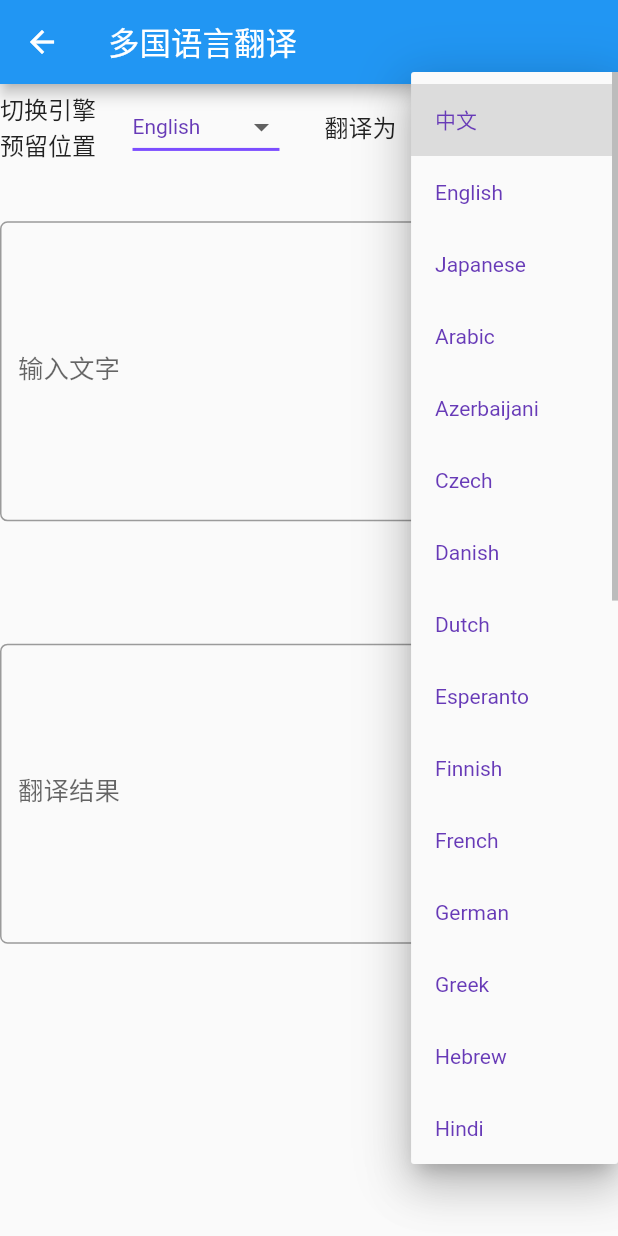
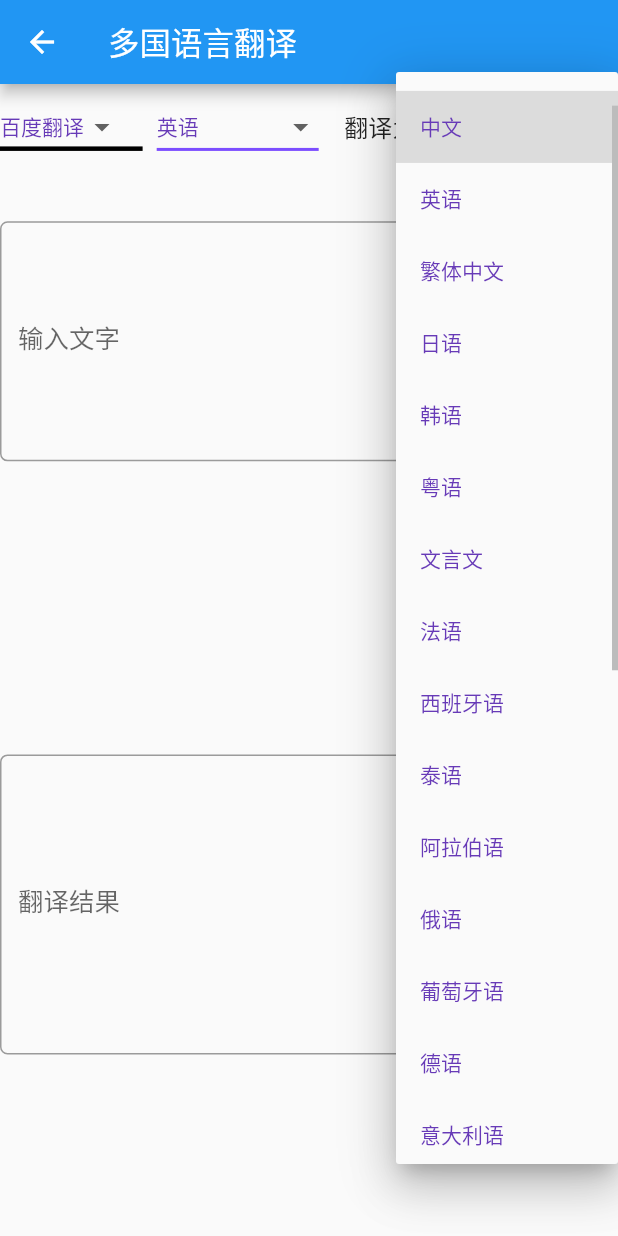
Before and after one commit to Sanotsu/freader, a Flutter app: the MultilingualTranslationScreen screen opened directly, after a tap on "中文", on a phone screen of 412 x 824 dp. Run offline on Flutter 3.47's test engine with Material 2 defaults, Android fonts, the phone set to English and light mode, and no system bars; our stand-ins replace cached_network_image, connectivity_plus, convert, date_format, device_info_plus, dio and 11 more; missing offline and left inert: markdown_widget, syncfusion_flutter_pdfviewer; accounts and stored records are empty; network calls fail.

Commit message:
feat:多语言翻译新增百度翻译API版本。

```diff
--- a/lib/common/personal/constants.dart
+++ b/lib/common/personal/constants.dart
@@ -1,4 +1,7 @@
 class GlobalConstants {
   static String pexelsAuthorization =
       "563492ad6f917000010000014ea60eda20074aa98a17fdc4e162ad15";
+
+  static String baiduFanyiApiAppId = "20220708001267549";
+  static String baiduFanyiApiSecretKey = "JXwJEoYMwNEmFUidryW0";
 }
--- a/lib/views/tools_view/multilingual_translation_screen.dart
+++ b/lib/views/tools_view/multilingual_translation_screen.dart
@@ -46,48 +46,13 @@ class CustomerForm extends StatefulWidget {
 }
 
 class _CustomerFormState extends State<CustomerForm> {
-  // 翻译结果文本框控制器
-  final targetTextController = TextEditingController();
-  // 源文本输入框控制器
-  final sourceTextController = TextEditingController();
-  String translationResultText = "";
+  // 翻译引擎列表
+  var translationEngineList = ["百度翻译", "自由翻译"];
 
-  LangItem sourceLang = LangItem(langValue: "en", langlabel: "English");
-  LangItem targetLang = LangItem(langValue: "zh", langlabel: "中文");
-
-  @override
-  void initState() {
-    super.initState();
-    // Start listening to changes.
-    targetTextController.addListener(_printLatestValue);
-  }
-
-  @override
-  void dispose() {
-    // Clean up the controller when the widget is removed from the widget tree.
-    // This also removes the _printLatestValue listener.
-    targetTextController.dispose();
-    super.dispose();
-  }
-
-  getTranslationResult() async {
-    var transRst = await fetchLibreTranslateResult(
-        sourceTextController.text, sourceLang.langValue, targetLang.langValue);
-    setState(() {
-      translationResultText = transRst["translatedText"];
-      targetTextController.text = transRst["translatedText"];
-    });
-  }
-
-  void _printLatestValue() {
-    print('Second text field: ${targetTextController.text}');
-  }
-
-  @override
-  Widget build(BuildContext context) {
-    List<LangItem> langLabels = [
+  // LibreTranslate常见语种列表
+  List<LangItem> libreTranslateLangLabels = [
     LangItem(langValue: "zh", langlabel: "中文"),
-      LangItem(langValue: "en", langlabel: "English"),
+    LangItem(langValue: "en", langlabel: "英语"),
     LangItem(langValue: "ja", langlabel: "Japanese"),
     LangItem(langValue: "ar", langlabel: "Arabic"),
     LangItem(langValue: "az", langlabel: "Azerbaijani"),
@@ -119,21 +84,140 @@ class _CustomerFormState extends State<CustomerForm> {
     LangItem(langValue: "auto", langlabel: "自动检测"),
   ];
 
+  // 百度翻译常见语种列表
+  List<LangItem> baiduFanyiLangLabels = [
+    LangItem(langValue: "auto", langlabel: "自动检测"),
+    LangItem(langValue: "zh", langlabel: "中文"),
+    LangItem(langValue: "en", langlabel: "英语"),
+    LangItem(langValue: "cht", langlabel: "繁体中文"),
+    LangItem(langValue: "jp", langlabel: "日语"),
+    LangItem(langValue: "kor", langlabel: "韩语"),
+    LangItem(langValue: "yue", langlabel: "粤语"),
+    LangItem(langValue: "wyw", langlabel: "文言文"),
+    LangItem(langValue: "fra", langlabel: "法语"),
+    LangItem(langValue: "spa", langlabel: "西班牙语"),
+    LangItem(langValue: "th", langlabel: "泰语"),
+    LangItem(langValue: "ara", langlabel: "阿拉伯语"),
+    LangItem(langValue: "ru", langlabel: "俄语"),
+    LangItem(langValue: "pt", langlabel: "葡萄牙语"),
+    LangItem(langValue: "de", langlabel: "德语"),
+    LangItem(langValue: "it", langlabel: "意大利语"),
+    LangItem(langValue: "el", langlabel: "希腊语"),
+    LangItem(langValue: "nl", langlabel: "荷兰语"),
+    LangItem(langValue: "pl", langlabel: "波兰语"),
+    LangItem(langValue: "bul", langlabel: "保加利亚语"),
+    LangItem(langValue: "est", langlabel: "爱沙尼亚语"),
+    LangItem(langValue: "dan", langlabel: "丹麦语"),
+    LangItem(langValue: "fin", langlabel: "芬兰语"),
+    LangItem(langValue: "cs", langlabel: "捷克语"),
+    LangItem(langValue: "rom", langlabel: "罗马尼亚语"),
+    LangItem(langValue: "ru", langlabel: "斯洛文尼亚语"),
+    LangItem(langValue: "swe", langlabel: "瑞典语"),
+    LangItem(langValue: "hu", langlabel: "匈牙利语"),
+    LangItem(langValue: "vie", langlabel: "越南语")
+  ];
+
+  // 翻译结果文本框控制器（没这个还不知道怎么给TextField赋值？）
+  final targetTextController = TextEditingController();
+  // 源文本输入框控制器
+  final sourceTextController = TextEditingController();
+
+  // 翻译搜索引擎
+  String translationEngine = "百度翻译";
+
+  // 根据使用的引擎不同，语言缩写不同。此外显示对应列表
+  List<LangItem> langLabels = [];
+
+  // 选择的源语种和目标语种
+  LangItem sourceLang = LangItem(langValue: "en", langlabel: "英语");
+  LangItem targetLang = LangItem(langValue: "zh", langlabel: "中文");
+
+  @override
+  void initState() {
+    super.initState();
+
+    // 默认使用百度翻译引擎
+    langLabels = baiduFanyiLangLabels;
+  }
+
+  @override
+  void dispose() {
+    targetTextController.dispose();
+    super.dispose();
+  }
+
+  /// 根据选择的翻译引擎获取查询结果
+  getTranslationResult() async {
+    if (translationEngine == "自由翻译") {
+      var transRst = await fetchLibreTranslateResult(sourceTextController.text,
+          sourceLang.langValue, targetLang.langValue);
+      setState(() {
+        targetTextController.text = transRst["translatedText"];
+      });
+    } else if (translationEngine == "百度翻译") {
+      var transRst = await fetchBaiduTranslateResult(sourceTextController.text,
+          sourceLang.langValue, targetLang.langValue);
+      setState(() {
+        targetTextController.text = transRst.trans_result[0].dst;
+      });
+    }
+  }
+
+  /// 切换翻译引擎后，要重置显示引擎、语种代号、名称 .
+  /// 又因为语种列表变化了，所以查询结果得清空，重新查询。
+  /// 切换选中的语种为默认
+  translationEngineChange() {
+    setState(() {
+      if (translationEngine == "百度翻译") {
+        langLabels = baiduFanyiLangLabels;
+      } else if (translationEngine == "自由翻译") {
+        langLabels = libreTranslateLangLabels;
+      }
+
+      sourceLang = LangItem(langValue: "en", langlabel: "英语");
+      targetLang = LangItem(langValue: "zh", langlabel: "中文");
+
+      targetTextController.text = "";
+      sourceTextController.text = "";
+    });
+  }
+
+  @override
+  Widget build(BuildContext context) {
     return Column(
       children: [
         SizedBox(
           height: 50.sp,
           child: Row(
             children: <Widget>[
+              // 翻译引擎选择
               Expanded(
-                flex: 1,
-                child: Text(
-                  "切换引擎预留位置",
-                  style: TextStyle(fontSize: sizeHeadline3),
+                flex: 3,
+                child: DropdownButton<String>(
+                  value: translationEngine,
+                  elevation: 16,
+                  style: const TextStyle(color: Colors.deepPurple),
+                  underline: Container(
+                    height: 3,
+                    color: Colors.black,
+                  ),
+                  onChanged: (String? newValue) {
+                    setState(() {
+                      translationEngine = newValue!;
+                      translationEngineChange();
+                    });
+                  },
+                  items: translationEngineList
+                      .map<DropdownMenuItem<String>>((String value) {
+                    return DropdownMenuItem<String>(
+                      value: value,
+                      child: Text(value),
+                    );
+                  }).toList(),
                 ),
               ),
               Expanded(
-                flex: 2,
+                flex: 4,
                 // source语言下拉框（这个后续可以封装一下）
                 child: Center(
                   child: DropdownButton<String>(
@@ -172,7 +256,7 @@ class _CustomerFormState extends State<CustomerForm> {
                 ),
               ),
               Expanded(
-                flex: 1,
+                flex: 2,
                 child: SizedBox(
                   height: 48.sp,
                   child: Center(
@@ -184,7 +268,7 @@ class _CustomerFormState extends State<CustomerForm> {
                 ),
               ),
               Expanded(
-                flex: 2,
+                flex: 4,
                 child: Center(
                   child: DropdownButton<String>(
                     // 下拉框中显示的值
@@ -254,7 +338,8 @@ class _CustomerFormState extends State<CustomerForm> {
               ]),
         ),
         // 输入框占屏幕1/3
-        SizedBox(
+        Expanded(
+          child: SizedBox(
             height: 0.3.sh,
             child: TextField(
               // 文本框边框样式
@@ -274,7 +359,8 @@ class _CustomerFormState extends State<CustomerForm> {
                   borderRadius: BorderRadius.circular(5.0.sp),
                 ),
               ),
-            maxLines: 8,
+              minLines: 6,
+              maxLines: 6,
               controller: sourceTextController,
               onChanged: (text) {
                 print('First text field: $text');
@@ -284,11 +370,11 @@ class _CustomerFormState extends State<CustomerForm> {
                 } else {
                   // 如果清空了输入，翻译结果的内容也清空
                   setState(() {
-                  translationResultText = "";
                     targetTextController.text = "";
                   });
                 }
               },
+            ),
           ),
         ),
         // 间隔高度(预留文字转语音)
@@ -320,7 +406,6 @@ class _CustomerFormState extends State<CustomerForm> {
                 ),
               ]),
         ),
-
         Expanded(
           child: SizedBox(
             height: 0.3.sh,
--- a/pubspec.yaml
+++ b/pubspec.yaml
@@ -130,6 +130,8 @@ dependencies:
   grouped_list: ^5.1.2
   # 获取网络连接信息等
   connectivity_plus: ^2.3.5
+  # 加密库
+  crypto: ^3.0.2
 
 dev_dependencies:
   flutter_test:
```
Also changed, not shown: lib/models/baidu_fanyi_result.dart (added, +40 -0 lines), lib/views/tools_view/fetch_translation_result.dart (+67 -0 lines), lib/models/baidu_fanyi_result.g.dart (added), pubspec.lock. Lines whose indentation alone changed are shown as unchanged.
